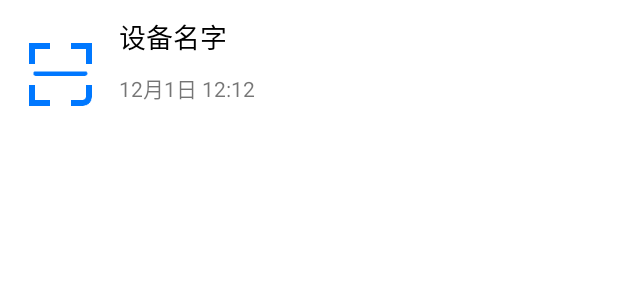
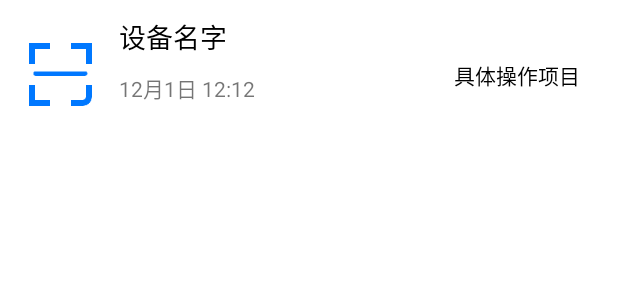
Before and after one commit to LionelWang-wx/SmartAgriculturePlus, an Android app: the layout fragment_operationrecord_item.xml on its own in the app's theme, with its tools: preview values and no code run, on a phone screen of 412 x 824 dp. Shown: the top 300 px of the screen. Run offline under Robolectric (Android 15) with nearby library versions, the phone set to English and light mode, and no system bars.

Commit message:
操作记录_谭运程

```diff
--- a/app/src/main/res/layout/fragment_me_.xml
+++ b/app/src/main/res/layout/fragment_me_.xml
@@ -156,12 +156,12 @@
     </LinearLayout>
     <LinearLayout
         android:orientation="horizontal"
-
+        android:id="@+id/ll_feedback"
         android:background="@color/white"
         android:layout_width="match_parent"
         android:layout_height="70dp">
         <LinearLayout
-            android:id="@+id/ll_feedback"
+
             android:gravity="left"
             android:layout_weight="1"
             android:layout_width="match_parent"
@@ -238,13 +238,13 @@
 
     </LinearLayout>
     <LinearLayout
+        android:id="@+id/ll_setting"
         android:orientation="horizontal"
         android:layout_marginTop="20dp"
         android:background="@color/background"
         android:layout_width="match_parent"
         android:layout_height="70dp">
         <LinearLayout
-            android:id="@+id/ll_setting"
             android:gravity="left"
             android:layout_weight="1"
             android:layout_width="match_parent"
--- a/app/src/main/res/layout/fragment_operationrecord_item.xml
+++ b/app/src/main/res/layout/fragment_operationrecord_item.xml
@@ -10,6 +10,7 @@
             android:layout_width="1dp"
             android:layout_height="match_parent">
             <ImageView
+                android:id="@+id/iv_record_image"
                 android:background="@mipmap/image_sanf"
                 android:layout_marginLeft="15dp"
                 android:layout_gravity="center"
@@ -23,6 +24,7 @@
             android:layout_width="1dp"
             android:layout_height="100dp">
             <TextView
+                android:id="@+id/tv_recod_name"
                 android:layout_marginLeft="10dp"
                 android:layout_marginTop="-20dp"
                 android:textColor="@color/black"
@@ -32,6 +34,7 @@
                 android:layout_width="wrap_content"
                 android:layout_height="wrap_content"/>
             <TextView
+                android:id="@+id/tv_record_date"
                 android:layout_marginLeft="10dp"
                 android:layout_marginTop="10dp"
                 android:layout_gravity="left"
@@ -40,11 +43,15 @@
                 android:layout_height="wrap_content"/>
         </LinearLayout>
         <LinearLayout
-            android:gravity="center"
+            android:gravity="right"
             android:layout_weight="2"
             android:layout_width="1dp"
             android:layout_height="100dp">
 <TextView
+    android:id="@+id/tv_record_specific"
+    android:textColor="@color/black"
+    android:layout_marginRight="25dp"
+    android:text="具体操作项目"
     android:layout_gravity="center"
     android:layout_width="wrap_content"
     android:layout_height="wrap_content"/>
--- a/app/src/main/res/layout/navigation_item.xml
+++ b/app/src/main/res/layout/navigation_item.xml
@@ -12,7 +12,6 @@
         android:background="@mipmap/ic_launcher"
         />
     <Button
-        android:background="@color/button"
         android:id="@+id/btn_button"
         android:layout_width="wrap_content"
         android:layout_height="wrap_content"
```
